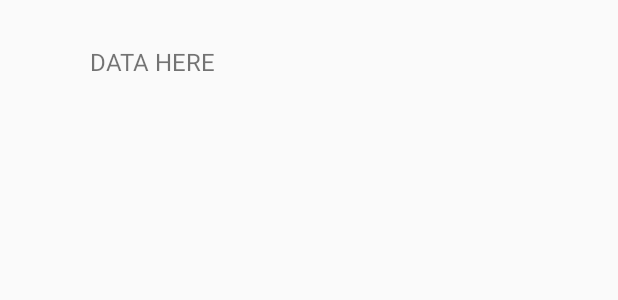
After one commit to 23subbhashit/CovidApp, an Android app: the layout listview_layout.xml on its own in the app's theme, with its tools: preview values and no code run, on a phone screen of 412 x 824 dp. The commit adds this screen. Shown: the top 300 px of the screen. Run offline under Robolectric (Android 15) with nearby library versions, the phone set to English and light mode, and no system bars.

```diff
--- a/OLD/app/src/main/java/www/bmsit/loginatuh/MainActivity.java
+++ b/OLD/app/src/main/java/www/bmsit/loginatuh/MainActivity.java
@@ -27,7 +27,7 @@ public class MainActivity extends AppCompatActivity {
 
         new Handler().postDelayed(new Runnable() {
             public void run() {
-                Intent i = new Intent(MainActivity.this, MainActivity3.class);
+                Intent i = new Intent(MainActivity.this, JParse.class);
                 startActivity(i);
                 finish();
             }
--- /dev/null
+++ b/OLD/app/src/main/res/layout/listview_layout.xml
@@ -0,0 +1,20 @@
+<?xml version="1.0" encoding="utf-8"?>
+<RelativeLayout xmlns:android="http://schemas.android.com/apk/res/android"
+    android:layout_width="match_parent"
+    android:layout_height="match_parent"
+    android:padding="30dp"
+    android:id="@+id/Rel_layout">
+
+    <TextView
+        android:id="@+id/DataHolder"
+        android:layout_width="314dp"
+        android:layout_height="96dp"
+        android:layout_marginLeft="30dp"
+        android:text="DATA HERE"
+        android:textAlignment="textStart"
+        android:textSize="16dp">
+
+    </TextView>
+
+
+</RelativeLayout>
```
Also changed, not shown: OLD/app/src/main/java/www/bmsit/loginatuh/JParse.java (+21 -10 lines), OLD/app/src/main/java/www/bmsit/loginatuh/RecyclerAdapter.java (added, +74 -0 lines), OLD/app/src/main/res/layout/activity_jparse.xml (+10 -15 lines).
